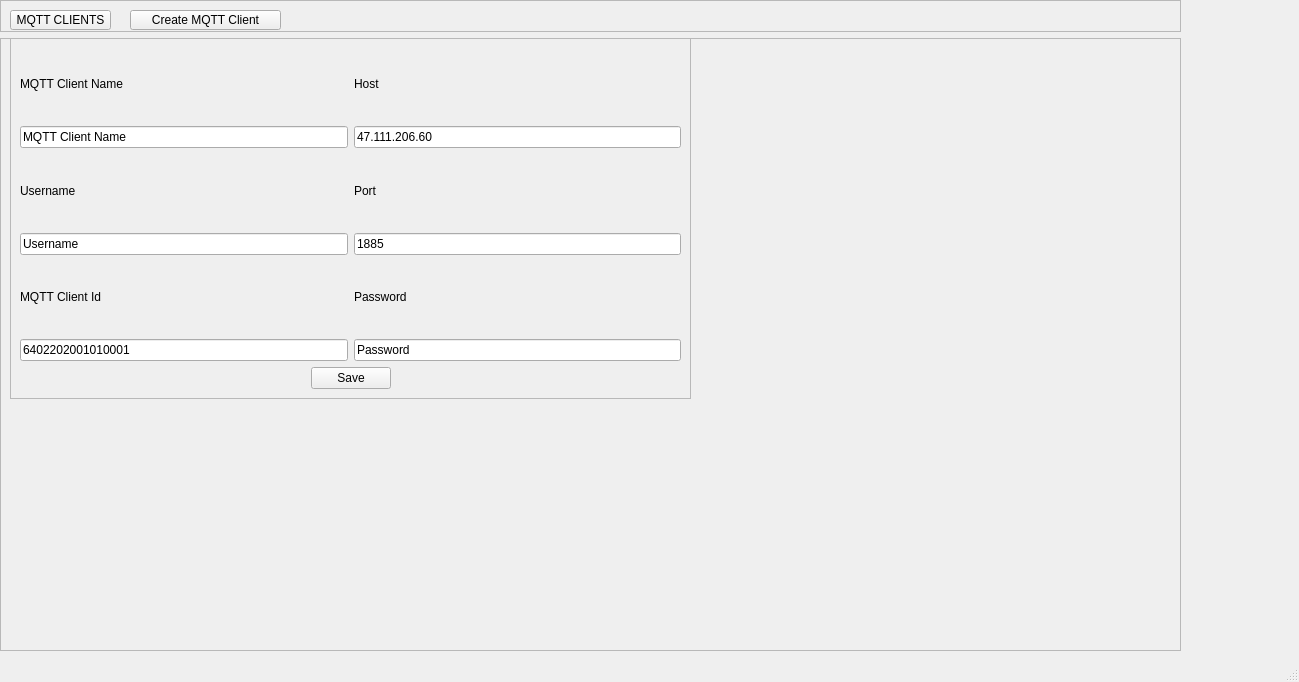
lixuanhua2015/mqttclient, file mainwindow.ui: the form before one commit.
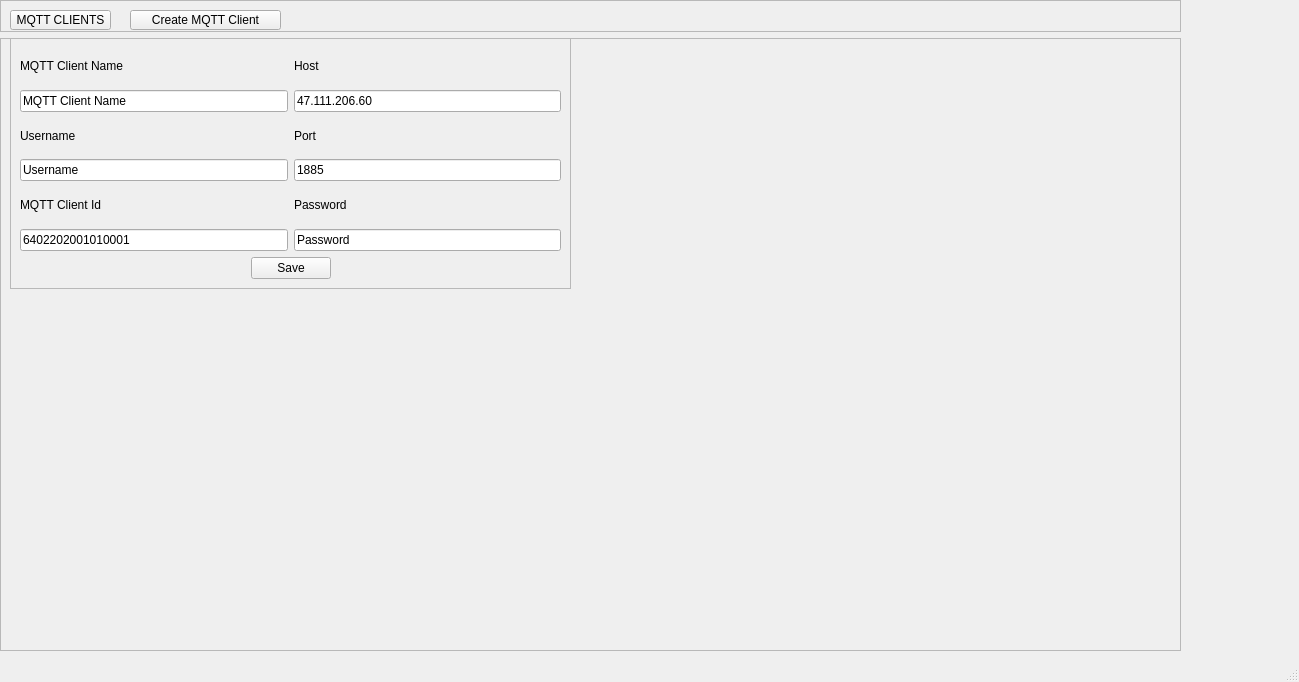
The form after the commit.

```diff
--- a/mainwindow.ui
+++ b/mainwindow.ui
@@ -54,6 +54,9 @@
           <height>20</height>
          </rect>
         </property>
+        <property name="styleSheet">
+         <string notr="true">border-color: rgb(0, 255, 127);</string>
+        </property>
         <property name="text">
          <string>Create MQTT Client</string>
         </property>
@@ -73,8 +76,8 @@
          <rect>
           <x>10</x>
           <y>0</y>
-          <width>681</width>
-          <height>361</height>
+          <width>561</width>
+          <height>251</height>
          </rect>
         </property>
         <property name="frameShape">
@@ -84,111 +87,6 @@
          <enum>QFrame::Raised</enum>
         </property>
         <layout class="QGridLayout" name="gridLayout">
-         <item row="0" column="0">
-          <layout class="QVBoxLayout" name="verticalLayout">
-           <item>
-            <layout class="QHBoxLayout" name="horizontalLayout">
-             <item>
-              <widget class="QLabel" name="label">
-               <property name="text">
-                <string>MQTT Client Name</string>
-               </property>
-              </widget>
-             </item>
-             <item>
-              <spacer name="horizontalSpacer">
-               <property name="orientation">
-                <enum>Qt::Horizontal</enum>
-               </property>
-               <property name="sizeHint" stdset="0">
-                <size>
-                 <width>40</width>
-                 <height>20</height>
-                </size>
-               </property>
-              </spacer>
-             </item>
-            </layout>
-           </item>
-           <item>
-            <widget class="QLineEdit" name="lineEdit_clientName">
-             <property name="text">
-              <string>MQTT Client Name</string>
-             </property>
-            </widget>
-           </item>
-          </layout>
-         </item>
-         <item row="0" column="1">
-          <layout class="QVBoxLayout" name="verticalLayout_4">
-           <item>
-            <layout class="QHBoxLayout" name="horizontalLayout_4">
-             <item>
-              <widget class="QLabel" name="label_4">
-               <property name="text">
-                <string>Host</string>
-               </property>
-              </widget>
-             </item>
-             <item>
-              <spacer name="horizontalSpacer_4">
-               <property name="orientation">
-                <enum>Qt::Horizontal</enum>
-               </property>
-               <property name="sizeHint" stdset="0">
-                <size>
-                 <width>40</width>
-                 <height>20</height>
-                </size>
-               </property>
-              </spacer>
-             </item>
-            </layout>
-           </item>
-           <item>
-            <widget class="QLineEdit" name="lineEdit_host">
-             <property name="text">
-              <string>47.111.206.60</string>
-             </property>
-            </widget>
-           </item>
-          </layout>
-         </item>
-         <item row="1" column="0">
-          <layout class="QVBoxLayout" name="verticalLayout_2">
-           <item>
-            <layout class="QHBoxLayout" name="horizontalLayout_2">
-             <item>
-              <widget class="QLabel" name="label_2">
-               <property name="text">
-                <string>Username</string>
-               </property>
-              </widget>
-             </item>
-             <item>
-              <spacer name="horizontalSpacer_2">
-               <property name="orientation">
-                <enum>Qt::Horizontal</enum>
-               </property>
-               <property name="sizeHint" stdset="0">
-                <size>
-                 <width>40</width>
-                 <height>20</height>
-                </size>
-               </property>
-              </spacer>
-             </item>
-            </layout>
-           </item>
-           <item>
-            <widget class="QLineEdit" name="lineEdit_username">
-             <property name="text">
-              <string>Username</string>
-             </property>
-            </widget>
-           </item>
-          </layout>
-         </item>
          <item row="1" column="1">
           <layout class="QVBoxLayout" name="verticalLayout_5">
            <item>
@@ -224,19 +122,19 @@
            </item>
           </layout>
          </item>
-         <item row="2" column="0">
-          <layout class="QVBoxLayout" name="verticalLayout_3">
+         <item row="1" column="0">
+          <layout class="QVBoxLayout" name="verticalLayout_2">
            <item>
-            <layout class="QHBoxLayout" name="horizontalLayout_3">
+            <layout class="QHBoxLayout" name="horizontalLayout_2">
              <item>
-              <widget class="QLabel" name="label_3">
+              <widget class="QLabel" name="label_2">
                <property name="text">
-                <string>MQTT Client Id</string>
+                <string>Username</string>
                </property>
               </widget>
              </item>
              <item>
-              <spacer name="horizontalSpacer_3">
+              <spacer name="horizontalSpacer_2">
                <property name="orientation">
                 <enum>Qt::Horizontal</enum>
                </property>
@@ -251,9 +149,9 @@
             </layout>
            </item>
            <item>
-            <widget class="QLineEdit" name="lineEdit_clientId">
+            <widget class="QLineEdit" name="lineEdit_username">
              <property name="text">
-              <string>6402202001010001</string>
+              <string>Username</string>
              </property>
             </widget>
            </item>
@@ -294,6 +192,82 @@
            </item>
           </layout>
          </item>
+         <item row="0" column="1">
+          <layout class="QVBoxLayout" name="verticalLayout_4" stretch="0,0">
+           <property name="spacing">
+            <number>6</number>
+           </property>
+           <item>
+            <layout class="QHBoxLayout" name="horizontalLayout_4">
+             <property name="spacing">
+              <number>7</number>
+             </property>
+             <item>
+              <widget class="QLabel" name="label_4">
+               <property name="text">
+                <string>Host</string>
+               </property>
+              </widget>
+             </item>
+             <item>
+              <spacer name="horizontalSpacer_4">
+               <property name="orientation">
+                <enum>Qt::Horizontal</enum>
+               </property>
+               <property name="sizeHint" stdset="0">
+                <size>
+                 <width>40</width>
+                 <height>20</height>
+                </size>
+               </property>
+              </spacer>
+             </item>
+            </layout>
+           </item>
+           <item>
+            <widget class="QLineEdit" name="lineEdit_host">
+             <property name="text">
+              <string>47.111.206.60</string>
+             </property>
+            </widget>
+           </item>
+          </layout>
+         </item>
+         <item row="0" column="0">
+          <layout class="QVBoxLayout" name="verticalLayout" stretch="0,0">
+           <item>
+            <layout class="QHBoxLayout" name="horizontalLayout" stretch="0,0">
+             <item>
+              <widget class="QLabel" name="label">
+               <property name="text">
+                <string>MQTT Client Name</string>
+               </property>
+              </widget>
+             </item>
+             <item>
+              <spacer name="horizontalSpacer">
+               <property name="orientation">
+                <enum>Qt::Horizontal</enum>
+               </property>
+               <property name="sizeHint" stdset="0">
+                <size>
+                 <width>40</width>
+                 <height>20</height>
+                </size>
+               </property>
+              </spacer>
+             </item>
+            </layout>
+           </item>
+           <item>
+            <widget class="QLineEdit" name="lineEdit_clientName">
+             <property name="text">
+              <string>MQTT Client Name</string>
+             </property>
+            </widget>
+           </item>
+          </layout>
+         </item>
          <item row="3" column="0" colspan="2">
           <layout class="QHBoxLayout" name="horizontalLayout_7">
            <item>
@@ -331,6 +305,41 @@
            </item>
           </layout>
          </item>
+         <item row="2" column="0">
+          <layout class="QVBoxLayout" name="verticalLayout_3">
+           <item>
+            <layout class="QHBoxLayout" name="horizontalLayout_3">
+             <item>
+              <widget class="QLabel" name="label_3">
+               <property name="text">
+                <string>MQTT Client Id</string>
+               </property>
+              </widget>
+             </item>
+             <item>
+              <spacer name="horizontalSpacer_3">
+               <property name="orientation">
+                <enum>Qt::Horizontal</enum>
+               </property>
+               <property name="sizeHint" stdset="0">
+                <size>
+                 <width>40</width>
+                 <height>20</height>
+                </size>
+               </property>
+              </spacer>
+             </item>
+            </layout>
+           </item>
+           <item>
+            <widget class="QLineEdit" name="lineEdit_clientId">
+             <property name="text">
+              <string>6402202001010001</string>
+             </property>
+            </widget>
+           </item>
+          </layout>
+         </item>
         </layout>
        </widget>
       </widget>
```
